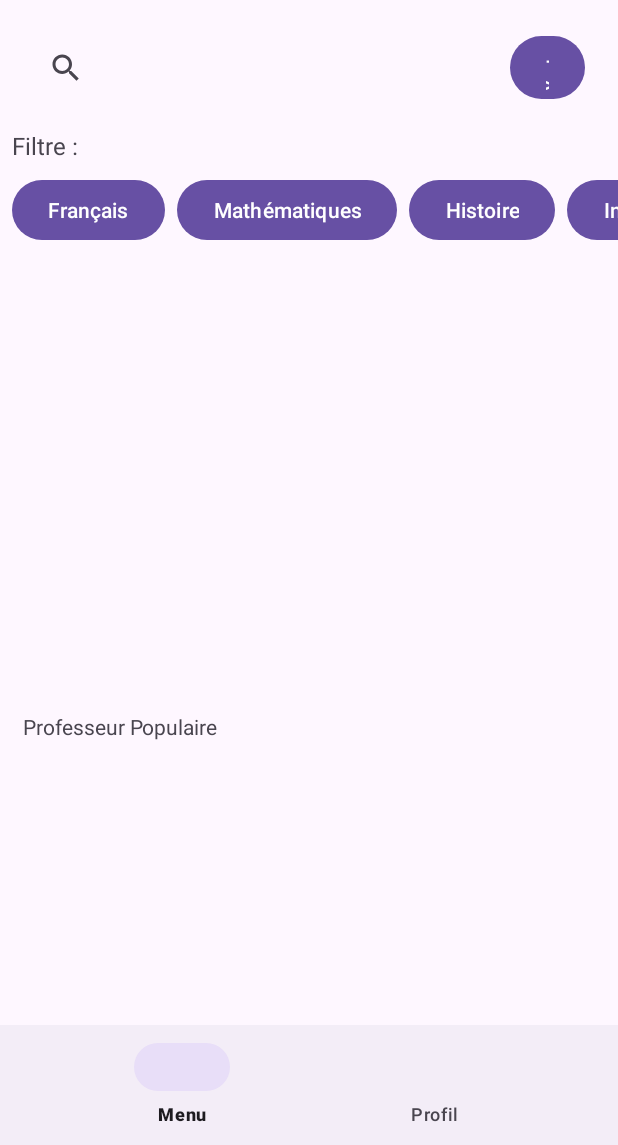
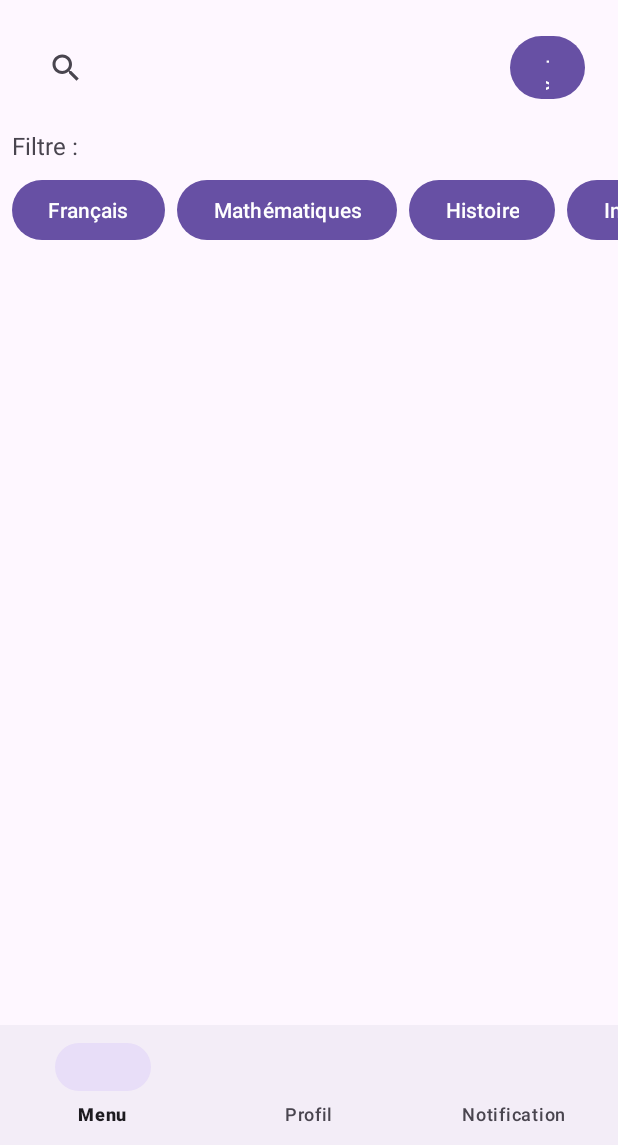
Before and after one commit to RayanOUTILI/AndroidFilRouge, an Android app: the screen it shows after launch once a user with an empty profile is signed in (MainActivity), on a phone screen of 412 x 824 dp, the part 91-1236 px from its top. Run offline under Robolectric (Android 15) with nearby library versions, the light colour scheme and no system bars; our stand-ins replace Firebase (no records; nobody signed in at launch, a user with empty details on screens opened directly); 3 statements that could not run were skipped.

Commit message:
Layout home modifie

```diff
--- a/app/src/main/java/edu/iut/proftracker/models/Professeur.java
+++ b/app/src/main/java/edu/iut/proftracker/models/Professeur.java
@@ -28,8 +28,8 @@ public class Professeur {
         this.matiere = matiere;
     }
 
-    public float getPrix() {
-        return prix;
+    public String getPrix() {
+        return prix+ " €/h";
     }
 
     public void setPrix(float prix) {
--- a/app/src/main/java/edu/iut/proftracker/models/ProfesseurAdapter.java
+++ b/app/src/main/java/edu/iut/proftracker/models/ProfesseurAdapter.java
@@ -53,7 +53,7 @@ public class ProfesseurAdapter extends BaseAdapter {
         name.setText(items.get(position).getNom());
         //picture.setImageResource(items.get(position).getPicture());
         ratingBar.setRating(items.get(position).getNote());
-        prix.setText(String.valueOf(items.get(position).getPrix()));
+        prix.setText(items.get(position).getPrix());
         matiere.setText(items.get(position).getMatiere());
 
         //(4) écouteur sur chaque élément de l'adapter
--- a/app/src/main/java/edu/iut/proftracker/views/activitites/MainActivity.java
+++ b/app/src/main/java/edu/iut/proftracker/views/activitites/MainActivity.java
@@ -26,7 +26,7 @@ import edu.iut.proftracker.models.Professeur;
 import edu.iut.proftracker.models.ProfesseurAdapter;
 
 public class MainActivity extends AppCompatActivity implements PostExecuteActivity<Professeur>, Clickable {
-    private final String TAG = "fred "+getClass().getSimpleName();
+    private final String TAG = "AAAAAAAAAAAAAAAAAAAAAA";
     private static final List<Professeur> professeurList = new ArrayList<>(); //the complete list
     private final List<Professeur> displayedprofesseur = new ArrayList<>(); //the displayed list
     private ProfesseurAdapter adapter;
@@ -72,7 +72,7 @@ public class MainActivity extends AppCompatActivity implements PostExecuteActivi
 
     @Override
     public void onClicItem(int itemIndex) {
-
+        Log.d(TAG, String.valueOf(itemIndex));
     }
 
     @Override
--- a/app/src/main/res/layout/activity_main.xml
+++ b/app/src/main/res/layout/activity_main.xml
@@ -110,34 +110,13 @@
 
         <ListView
             android:layout_width="wrap_content"
-            android:layout_height="275dp"
+            android:layout_height="0dp"
             android:id="@+id/listeViewRecherche"
             android:layout_marginTop="25dp"
             android:orientation="vertical"
             app:layout_constraintStart_toStartOf="parent"
             app:layout_constraintTop_toBottomOf="@id/horizontalScrollView">
         </ListView>
-
-
-        <TextView
-            android:layout_marginLeft="15dp"
-            android:layout_marginTop="10dp"
-            android:layout_width="wrap_content"
-            android:layout_height="wrap_content"
-            android:id="@+id/ProfesseurPopulaireTitle"
-            app:layout_constraintStart_toStartOf="@id/listeViewRecherche"
-            app:layout_constraintTop_toBottomOf="@id/listeViewRecherche"
-            android:text="@string/professeur_populaire"
-            />
-
-        <ListView
-            android:layout_width="0dp"
-            android:layout_height="60dp"
-            app:layout_constraintStart_toStartOf="parent"
-            app:layout_constraintTop_toBottomOf="@id/ProfesseurPopulaireTitle"
-            android:orientation="horizontal"
-            android:layout_marginTop="15dp"
-            />
 
         <com.google.android.material.bottomnavigation.BottomNavigationView
             android:layout_width="match_parent"
--- a/app/src/main/res/layout/professor_layout.xml
+++ b/app/src/main/res/layout/professor_layout.xml
@@ -67,7 +67,6 @@
         android:numStars="5"
         android:scaleX="0.5"
         android:scaleY="0.5"
-        android:paddingLeft="-6dp"
         app:layout_constraintLeft_toRightOf="@+id/textSubjects"
         app:layout_constraintTop_toBottomOf="@+id/profName"
         app:layout_constraintBottom_toTopOf="@+id/textPrice"
--- a/app/src/main/res/menu/bottom_menu.xml
+++ b/app/src/main/res/menu/bottom_menu.xml
@@ -6,4 +6,7 @@
     <item
         android:id="@+id/profile"
         android:title="Profil" />
+    <item android:id="@+id/notification"
+
+        android:title="Notification"/>
 </menu>
```
Also changed, not shown: app/src/main/res/layout/activity_professor.xml (deleted, +0 -29 lines).
